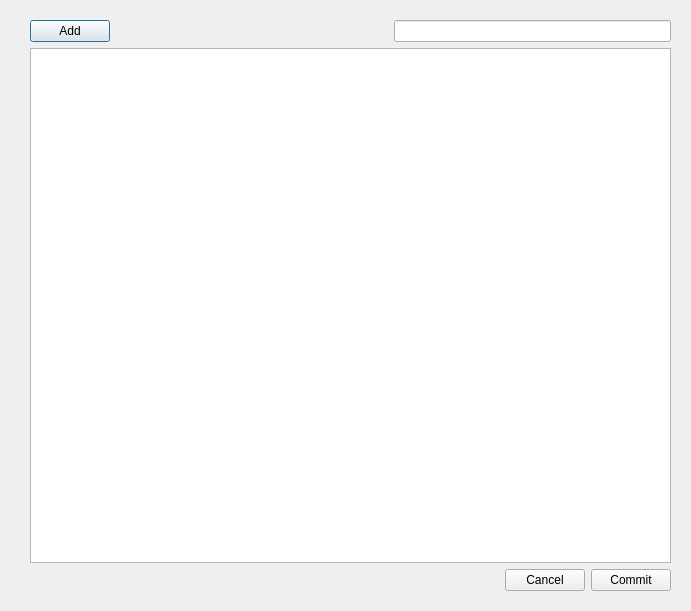
kathrynmetcalf/GeoCORK, file ui/EditTree.ui: the form before one commit.
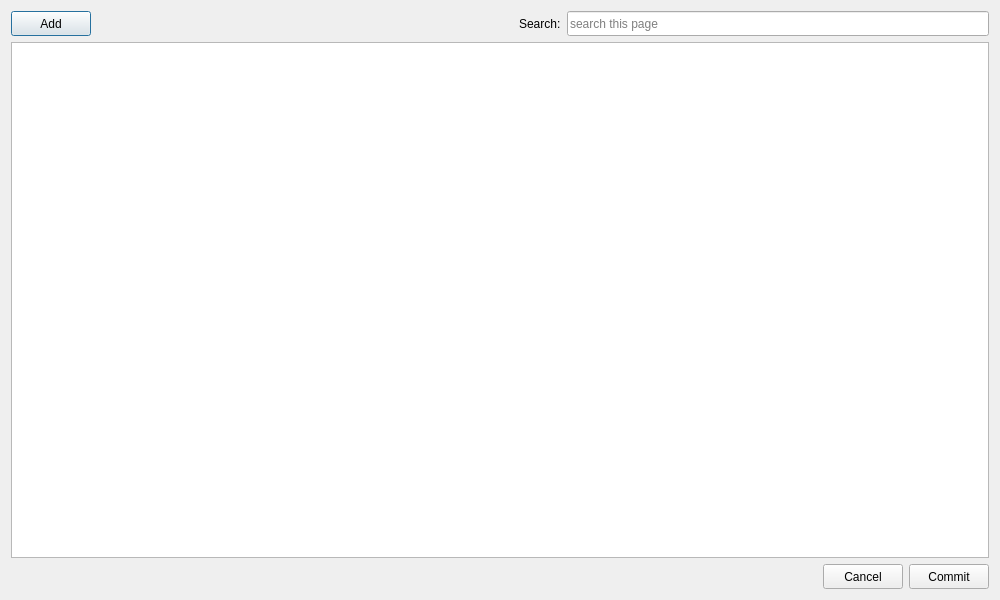
The form after the commit.

Commit message: Unified various combobox/pushbutton/linedit sizes, added placeholder texts for all search bars, added placeholder texts for other lineedit bars. Removed old unused files.

Patch:
```diff
--- a/ui/EditTree.ui
+++ b/ui/EditTree.ui
@@ -6,8 +6,8 @@
    <rect>
     <x>0</x>
     <y>0</y>
-    <width>691</width>
-    <height>611</height>
+    <width>1000</width>
+    <height>600</height>
    </rect>
   </property>
   <property name="sizePolicy">
@@ -19,15 +19,8 @@
   <property name="windowTitle">
    <string>Edit</string>
   </property>
-  <widget class="QWidget" name="layoutWidget">
-   <property name="geometry">
-    <rect>
-     <x>30</x>
-     <y>20</y>
-     <width>641</width>
-     <height>571</height>
-    </rect>
-   </property>
+  <layout class="QVBoxLayout" name="verticalLayout_2">
+   <item>
    <layout class="QVBoxLayout" name="verticalLayout">
     <property name="sizeConstraint">
      <enum>QLayout::SetDefaultConstraint</enum>
@@ -36,6 +29,18 @@
      <layout class="QHBoxLayout" name="horizontalLayout_2">
       <item>
        <widget class="QPushButton" name="add_pushButton">
+         <property name="minimumSize">
+          <size>
+           <width>0</width>
+           <height>25</height>
+          </size>
+         </property>
+         <property name="maximumSize">
+          <size>
+           <width>16777215</width>
+           <height>25</height>
+          </size>
+         </property>
         <property name="text">
          <string>Add</string>
         </property>
@@ -55,7 +60,30 @@
        </spacer>
       </item>
       <item>
-       <widget class="QLineEdit" name="search_lineEdit"/>
+        <widget class="QLabel" name="label">
+         <property name="text">
+          <string>Search:</string>
+         </property>
+        </widget>
+       </item>
+       <item>
+        <widget class="QLineEdit" name="search_lineEdit">
+         <property name="minimumSize">
+          <size>
+           <width>0</width>
+           <height>25</height>
+          </size>
+         </property>
+         <property name="maximumSize">
+          <size>
+           <width>16777215</width>
+           <height>25</height>
+          </size>
+         </property>
+         <property name="placeholderText">
+          <string>search this page</string>
+         </property>
+        </widget>
       </item>
      </layout>
     </item>
@@ -83,6 +111,18 @@
       </item>
       <item>
        <widget class="QPushButton" name="cancel_pushButton">
+         <property name="minimumSize">
+          <size>
+           <width>0</width>
+           <height>25</height>
+          </size>
+         </property>
+         <property name="maximumSize">
+          <size>
+           <width>16777215</width>
+           <height>25</height>
+          </size>
+         </property>
         <property name="text">
          <string>Cancel</string>
         </property>
@@ -90,6 +130,18 @@
       </item>
       <item>
        <widget class="QPushButton" name="commit_pushButton">
+         <property name="minimumSize">
+          <size>
+           <width>0</width>
+           <height>25</height>
+          </size>
+         </property>
+         <property name="maximumSize">
+          <size>
+           <width>16777215</width>
+           <height>25</height>
+          </size>
+         </property>
         <property name="text">
          <string>Commit</string>
         </property>
@@ -98,7 +150,8 @@
      </layout>
     </item>
    </layout>
-  </widget>
+   </item>
+  </layout>
  </widget>
  <resources/>
  <connections/>
```
Lines whose indentation alone changed are shown as unchanged. The commit also changes 36 other files.
